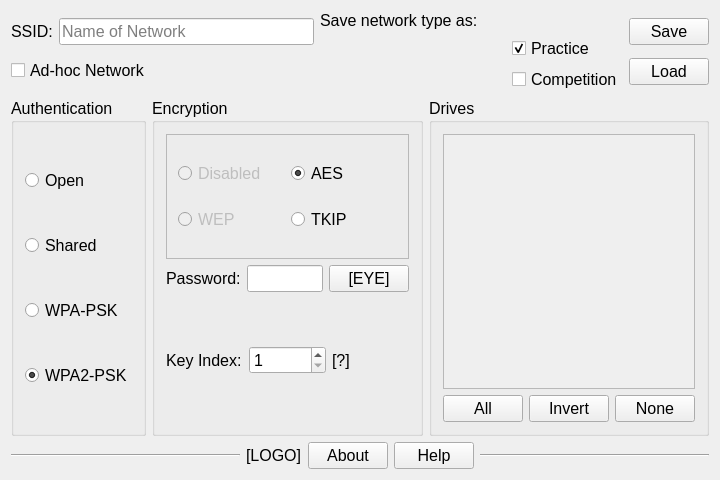
First picture: the form in configwindow.ui, repository OlyCow/drive-configer, before the edit.
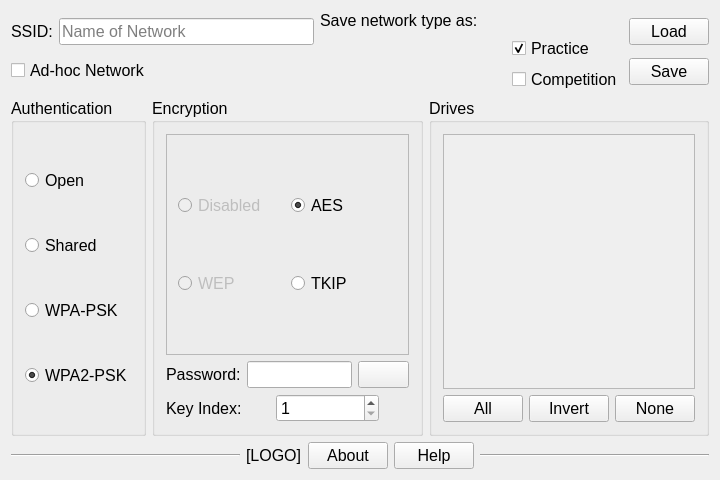
Second picture: the form after the edit. Icons and pictures are not drawn.

The edit to the form file:
```diff
--- a/configwindow.ui
+++ b/configwindow.ui
@@ -93,18 +93,26 @@
       </item>
       <item>
        <layout class="QVBoxLayout" name="layout_actions">
-        <item>
-         <widget class="QPushButton" name="pushButton_save">
-          <property name="text">
-           <string>Save</string>
-          </property>
-         </widget>
-        </item>
         <item>
          <widget class="QPushButton" name="pushButton_load">
           <property name="text">
            <string>Load</string>
           </property>
+          <property name="icon">
+           <iconset resource="icons.qrc">
+            <normaloff>:/icons/download.png</normaloff>:/icons/download.png</iconset>
+          </property>
+         </widget>
+        </item>
+        <item>
+         <widget class="QPushButton" name="pushButton_save">
+          <property name="text">
+           <string>Save</string>
+          </property>
+          <property name="icon">
+           <iconset resource="icons.qrc">
+            <normaloff>:/icons/upload.png</normaloff>:/icons/upload.png</iconset>
+          </property>
          </widget>
         </item>
        </layout>
@@ -233,7 +241,17 @@
               <enum>Qt::ClickFocus</enum>
              </property>
              <property name="text">
-              <string>[EYE]</string>
+              <string/>
+             </property>
+             <property name="icon">
+              <iconset resource="icons.qrc">
+               <normaloff>:/icons/eye.png</normaloff>:/icons/eye.png</iconset>
+             </property>
+             <property name="iconSize">
+              <size>
+               <width>24</width>
+               <height>24</height>
+              </size>
              </property>
             </widget>
            </item>
@@ -260,8 +278,23 @@
            </item>
            <item>
             <widget class="QLabel" name="label_key_index_help">
+             <property name="sizePolicy">
+              <sizepolicy hsizetype="Fixed" vsizetype="Fixed">
+               <horstretch>0</horstretch>
+               <verstretch>0</verstretch>
+              </sizepolicy>
+             </property>
+             <property name="minimumSize">
+              <size>
+               <width>24</width>
+               <height>24</height>
+              </size>
+             </property>
              <property name="text">
-              <string>[?]</string>
+              <string/>
+             </property>
+             <property name="pixmap">
+              <pixmap resource="icons.qrc">:/icons/info-24.png</pixmap>
              </property>
             </widget>
            </item>
```
Left out of the diff: 5 changed lines with no effect on the pictures.
